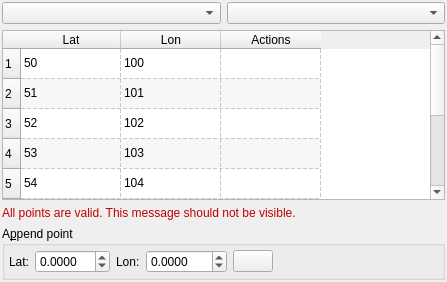
Qt form src/qt-widgets/EditGeometryWidgetUi.ui (GPlates/GPlates) before a commit.
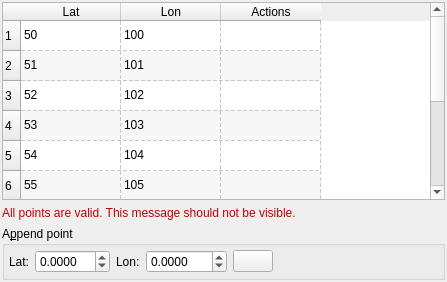
The same form after that commit. Icons and pictures are not drawn.

Diff of the .ui file:
```diff
--- a/src/qt-widgets/EditGeometryWidgetUi.ui
+++ b/src/qt-widgets/EditGeometryWidgetUi.ui
@@ -26,19 +26,9 @@
     <number>2</number>
    </property>
    <item>
-    <layout class="QHBoxLayout" >
-     <item>
-      <widget class="QComboBox" name="combobox_geometry_type" />
-     </item>
-     <item>
-      <widget class="QComboBox" name="combobox_coordinate_time_display" />
-     </item>
-    </layout>
-   </item>
-   <item>
-    <widget class="QTableWidget" name="table_points" >
-     <property name="sizePolicy" >
-      <sizepolicy vsizetype="Expanding" hsizetype="Expanding" >
+    <widget class="QTableWidget" name="table_points">
+     <property name="sizePolicy">
+      <sizepolicy hsizetype="Expanding" vsizetype="Expanding">
        <horstretch>0</horstretch>
        <verstretch>0</verstretch>
       </sizepolicy>
@@ -89,103 +79,103 @@
        <string>Actions</string>
       </property>
      </column>
-     <item row="0" column="0" >
-      <property name="text" >
+     <item row="0" column="0">
+      <property name="text">
        <string>50</string>
       </property>
      </item>
-     <item row="0" column="1" >
-      <property name="text" >
+     <item row="0" column="1">
+      <property name="text">
        <string>100</string>
       </property>
      </item>
-     <item row="1" column="0" >
-      <property name="text" >
+     <item row="1" column="0">
+      <property name="text">
        <string>51</string>
       </property>
      </item>
-     <item row="1" column="1" >
-      <property name="text" >
+     <item row="1" column="1">
+      <property name="text">
        <string>101</string>
       </property>
      </item>
-     <item row="2" column="0" >
-      <property name="text" >
+     <item row="2" column="0">
+      <property name="text">
        <string>52</string>
       </property>
      </item>
-     <item row="2" column="1" >
-      <property name="text" >
+     <item row="2" column="1">
+      <property name="text">
        <string>102</string>
       </property>
      </item>
-     <item row="3" column="0" >
-      <property name="text" >
+     <item row="3" column="0">
+      <property name="text">
        <string>53</string>
       </property>
      </item>
-     <item row="3" column="1" >
-      <property name="text" >
+     <item row="3" column="1">
+      <property name="text">
        <string>103</string>
       </property>
      </item>
-     <item row="4" column="0" >
-      <property name="text" >
+     <item row="4" column="0">
+      <property name="text">
        <string>54</string>
       </property>
      </item>
-     <item row="4" column="1" >
-      <property name="text" >
+     <item row="4" column="1">
+      <property name="text">
        <string>104</string>
       </property>
      </item>
-     <item row="5" column="0" >
-      <property name="text" >
+     <item row="5" column="0">
+      <property name="text">
        <string>55</string>
       </property>
      </item>
-     <item row="5" column="1" >
-      <property name="text" >
+     <item row="5" column="1">
+      <property name="text">
        <string>105</string>
       </property>
      </item>
-     <item row="6" column="0" >
-      <property name="text" >
+     <item row="6" column="0">
+      <property name="text">
        <string>56</string>
       </property>
      </item>
-     <item row="6" column="1" >
-      <property name="text" >
+     <item row="6" column="1">
+      <property name="text">
        <string>106</string>
       </property>
      </item>
-     <item row="7" column="0" >
-      <property name="text" >
+     <item row="7" column="0">
+      <property name="text">
        <string>57</string>
       </property>
      </item>
-     <item row="7" column="1" >
-      <property name="text" >
+     <item row="7" column="1">
+      <property name="text">
        <string>107</string>
       </property>
      </item>
-     <item row="8" column="0" >
-      <property name="text" >
+     <item row="8" column="0">
+      <property name="text">
        <string>58</string>
       </property>
      </item>
-     <item row="8" column="1" >
-      <property name="text" >
+     <item row="8" column="1">
+      <property name="text">
        <string>108</string>
       </property>
      </item>
-     <item row="9" column="0" >
-      <property name="text" >
+     <item row="9" column="0">
+      <property name="text">
        <string>59</string>
       </property>
      </item>
-     <item row="9" column="1" >
-      <property name="text" >
+     <item row="9" column="1">
+      <property name="text">
        <string>109</string>
       </property>
      </item>
```
Left out of the diff: 117 changed lines with no effect on the pictures.
